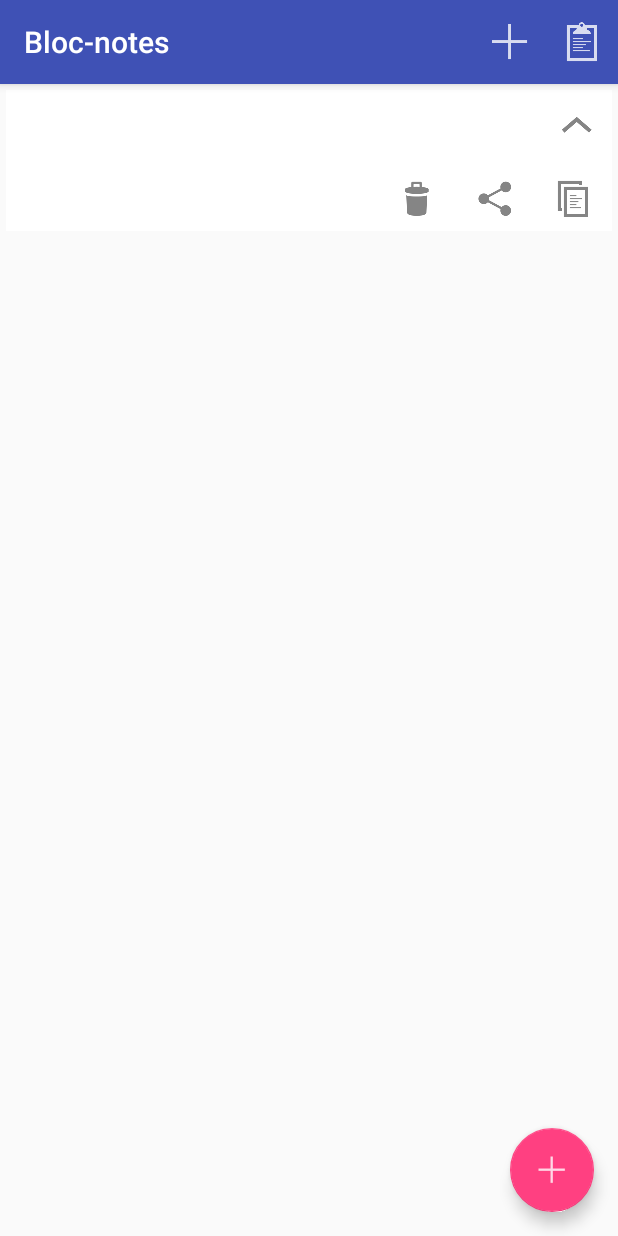
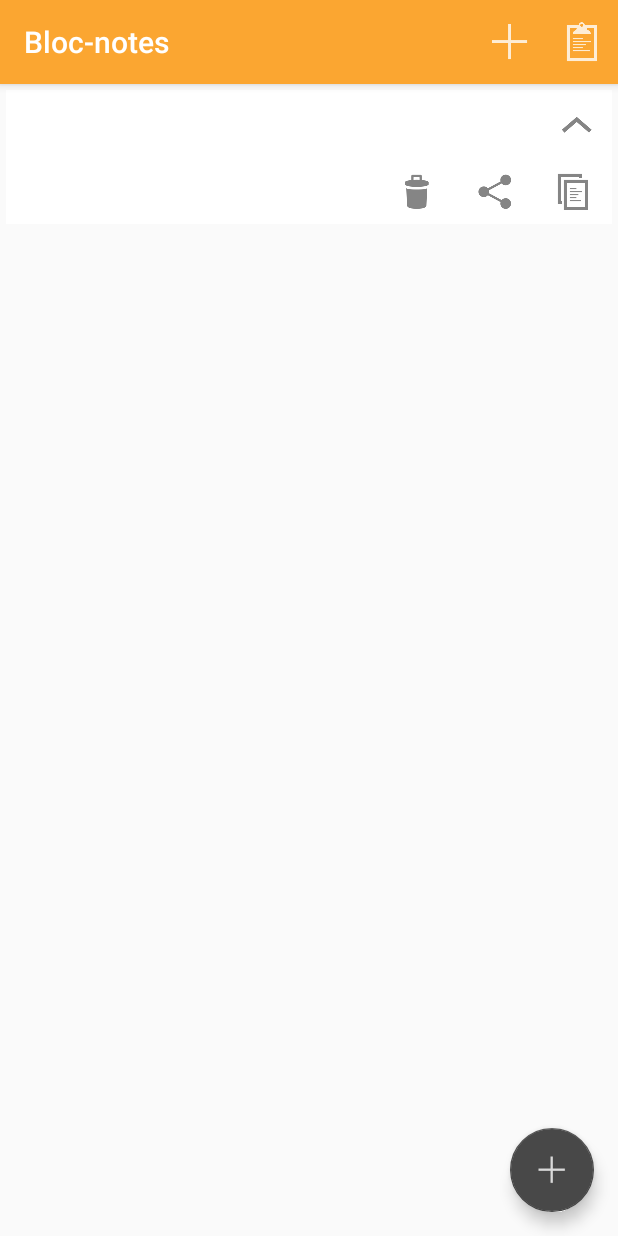
Before and after one commit to luoyiqi/Bloc-notes, an Android app: the screen it shows after launch (MainActivity), after a tap on an icon or button, on a phone screen of 412 x 824 dp. Run offline under Robolectric (Android 15) with nearby library versions, the phone set to English and light mode, and no system bars; 2 statements that could not run were skipped; 3 other taps on this screen came first.

Commit message:
design, navigation drawer

```diff
--- a/app/src/main/res/drawable/click_selector.xml
+++ b/app/src/main/res/drawable/click_selector.xml
@@ -1,7 +1,8 @@
 <?xml version="1.0" encoding="utf-8"?>
 <selector xmlns:android="http://schemas.android.com/apk/res/android">
 
-    <item android:drawable="@color/selected" android:state_pressed="true"></item>
-    <item android:drawable="@color/transparent"></item>
+    <item android:drawable="@color/selected" android:state_pressed="true"/>
+
+    <item android:drawable="@color/transparent"/>
 
 </selector>
--- a/app/src/main/res/drawable/tile_selector.xml
+++ b/app/src/main/res/drawable/tile_selector.xml
@@ -1,7 +1,7 @@
 <?xml version="1.0" encoding="utf-8"?>
 <selector xmlns:android="http://schemas.android.com/apk/res/android">
 
-    <item android:drawable="@color/selected" android:state_pressed="true" ></item>
-    <item android:drawable="@color/tile_background"></item>
+    <item android:drawable="@color/selected" android:state_pressed="true" />
+    <item android:drawable="@color/tile_background"/>
 
 </selector>
--- a/app/src/main/res/layout/activity_main.xml
+++ b/app/src/main/res/layout/activity_main.xml
@@ -1,10 +1,15 @@
 <?xml version="1.0" encoding="utf-8"?>
-<android.support.design.widget.CoordinatorLayout xmlns:android="http://schemas.android.com/apk/res/android"
+<android.support.v4.widget.DrawerLayout xmlns:android="http://schemas.android.com/apk/res/android"
     xmlns:app="http://schemas.android.com/apk/res-auto"
     xmlns:tools="http://schemas.android.com/tools"
+    android:id="@+id/drawer_layout"
     android:layout_width="match_parent"
     android:layout_height="match_parent"
-    android:fitsSystemWindows="true"
+    android:fitsSystemWindows="true">
+
+<android.support.design.widget.CoordinatorLayout
+    android:layout_width="match_parent"
+    android:layout_height="match_parent"
     tools:context="org.oucho.bloc_notes.MainActivity">
 
     <android.support.design.widget.AppBarLayout
@@ -32,3 +37,14 @@
         android:src="@drawable/content_new" />
 
 </android.support.design.widget.CoordinatorLayout>
+
+    <android.support.design.widget.NavigationView
+        android:id="@+id/navigation_view"
+        android:layout_width="wrap_content"
+        android:layout_height="match_parent"
+        android:layout_gravity="start"
+        android:fitsSystemWindows="true"
+        app:headerLayout="@layout/navigation_header"
+        app:menu="@menu/navigation" />
+
+</android.support.v4.widget.DrawerLayout>
--- a/app/src/main/res/layout/note_list_tile.xml
+++ b/app/src/main/res/layout/note_list_tile.xml
@@ -30,7 +30,7 @@
                 android:ellipsize="end"
                 android:maxLines="@integer/max_tile_lines"
                 android:singleLine="false"
-                android:text="bla bla"
+                android:text="bla bla bla"
                 android:textColor="@color/tile_text" />
 
             <LinearLayout
--- /dev/null
+++ b/app/src/main/res/menu/navigation.xml
@@ -0,0 +1,31 @@
+<?xml version="1.0" encoding="utf-8"?>
+<menu xmlns:android="http://schemas.android.com/apk/res/android">
+
+    <group android:id="@+id/menu_top">
+<!--
+        <item
+            android:id="@+id/action_musique"
+            android:icon="@drawable/ic_music"
+            android:title="@string/musique"/>-->
+
+    </group>
+
+    <group android:id="@+id/menu_bottom">
+
+        <item
+            android:id="@+id/nav_update"
+            android:icon="@drawable/ic_menu_update"
+            android:title="@string/update" />
+
+        <item
+            android:id="@+id/nav_help"
+            android:icon="@drawable/ic_menu_help"
+            android:title="@string/about" />
+
+        <item
+            android:id="@+id/nav_exit"
+            android:icon="@drawable/ic_menu_exit"
+            android:title="@string/exit" />
+
+    </group>
+</menu>
--- a/app/src/main/res/values-w820dp/dimens.xml
+++ /dev/null
@@ -1,6 +0,0 @@
-<resources>
-    <!-- Example customization of dimensions originally defined in res/values/dimens.xml
-         (such as screen margins) for screens with more than 820dp of available width. This
-         would include 7" and 10" devices in landscape (~960dp and ~1280dp respectively). -->
-    <dimen name="activity_horizontal_margin">64dp</dimen>
-</resources>
--- a/app/src/main/res/values/colors.xml
+++ b/app/src/main/res/values/colors.xml
@@ -1,13 +1,13 @@
 <?xml version="1.0" encoding="utf-8"?>
 <resources>
-    <color name="colorPrimary">#3F51B5</color>
-    <color name="colorPrimaryDark">#303F9F</color>
-    <color name="colorAccent">#FF4081</color>
+    <color name="colorPrimary">#fba631</color>
+    <color name="colorPrimaryDark">#9f591f</color>
+    <color name="colorAccent">#484848</color>
 
     <color name="background">#E5E5E5</color>
     <color name="tile_background">#FFF</color>
     <color name="tile_text">#000</color>
 
-    <color name="selected">#33B5E5</color>
+    <color name="selected">#ffd180</color>
     <color name="transparent">#00000000</color>
 </resources>
--- a/app/src/main/res/values/dimens.xml
+++ b/app/src/main/res/values/dimens.xml
@@ -1,4 +1,8 @@
 <resources>
     <!-- Default screen margins, per the Android Design guidelines. -->
-    <dimen name="activity_horizontal_margin">16dp</dimen>
+    <dimen name="activity_horizontal_margin">2dp</dimen>
+    <dimen name="activity_vertical_margin">0dp</dimen>
+
+    <dimen name="nav_header_vertical_spacing">16dp</dimen>
+    <dimen name="nav_header_height">160dp</dimen>
 </resources>
--- a/app/src/main/res/values/strings.xml
+++ b/app/src/main/res/values/strings.xml
@@ -1,5 +1,9 @@
 <resources>
     <string name="app_name">Bloc-notes</string>
+
+    <!-- nav header activity main -->
+    <string name="version">Bloc-notes 1.0</string>
+    <string name="by">Old Geek, avril 2016</string>
 
     <string name="titleEditNote">Editer note</string>
     <string name="newNote">Créer note</string>
@@ -30,6 +34,23 @@
     <string name="toastNoteDuplicated">Note duplicated</string>
 
 
+    <string name="exit">Quitter</string>
+
+
+    <string name="update">Mise à jour</string>
     <string name="update_available">Mise à jour %1$s disponible.</string>
     <string name="appupdater_btn_update">Télécharger</string>
+
+    <string name="about">A propos</string>
+
+    <string name="about_message">
+        \n
+        Bloc-notes pour android.\n
+        \n
+        Old Geek, 2016\n
+        \n
+        Licence: aucune.\n
+        \n
+    </string>
+
 </resources>
```
Also changed, not shown: app/src/main/java/org/oucho/bloc_notes/MainActivity.java (+83 -1 lines), app/src/main/res/layout/alertdialog_content.xml (added, +24 -0 lines), app/src/main/res/layout/alertdialog_main_noshadow.xml (added, +25 -0 lines), app/src/main/res/layout/navigation_header.xml (added, +32 -0 lines), app/src/main/res/drawable/ic_menu_exit.png (added), app/src/main/res/drawable/ic_menu_help.png (added), app/src/main/res/drawable/ic_menu_update.png (added), app/src/main/res/drawable/nav_header.png (added).
